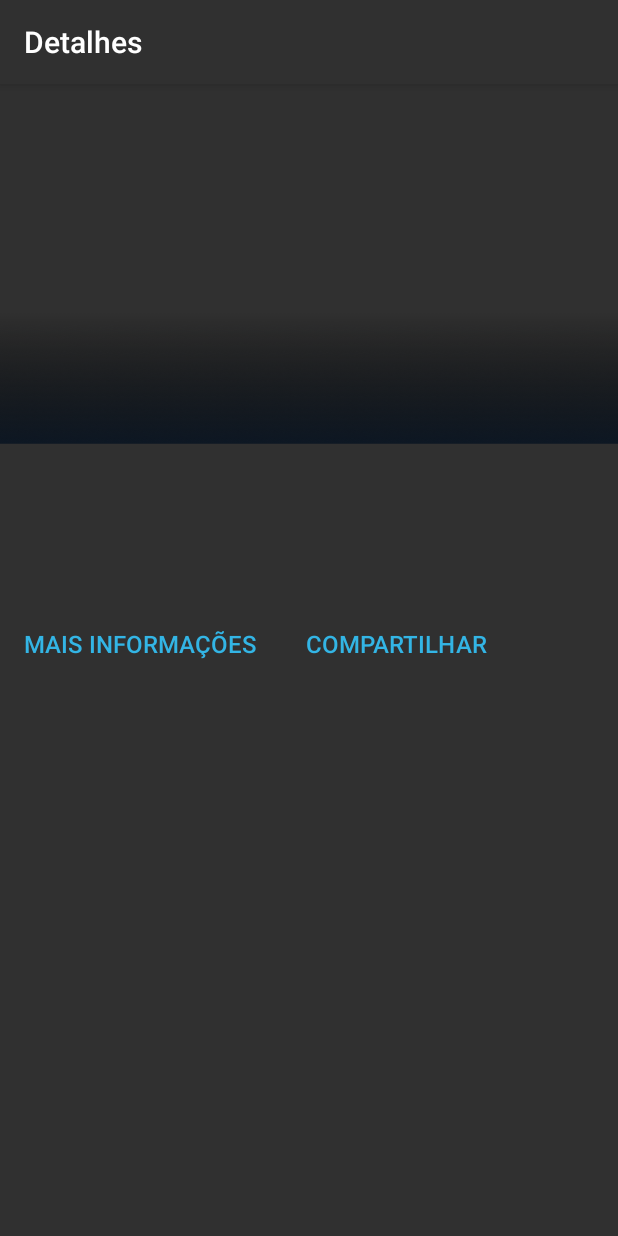
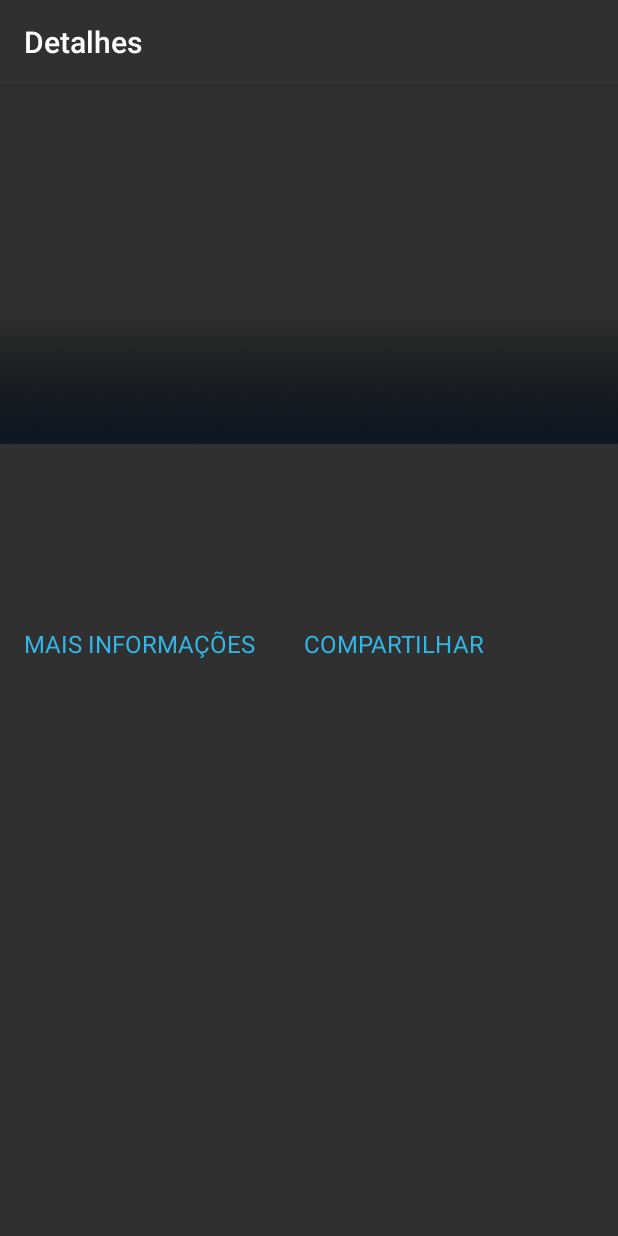
Before and after one commit to rsaless/SocialActions4Life, an Android app: the SocialActionDetailActivity screen opened directly, with no data from a screen before it, on a phone screen of 412 x 824 dp. Run offline under Robolectric (Android 15) with nearby library versions, the phone set to English and light mode, and no system bars; our stand-ins replace ButterKnife, Picasso; pictures from the network do not load; 1 statement that could not run was skipped.

Commit message:
Styles adicionados

```diff
--- a/app/src/main/res/layout/activity_social_action_detail.xml
+++ b/app/src/main/res/layout/activity_social_action_detail.xml
@@ -2,18 +2,14 @@
 <RelativeLayout
     xmlns:android="http://schemas.android.com/apk/res/android"
     xmlns:tools="http://schemas.android.com/tools"
-    android:layout_width="match_parent"
-    android:layout_height="match_parent">
+    style="@style/match_parent">
 
     <ScrollView
-        android:layout_width="match_parent"
-        android:layout_height="match_parent"
+        style="@style/match_parent"
         android:background="@color/almostBlack">
-        <!-- #2c3946 -->
 
         <RelativeLayout
-            android:layout_width="match_parent"
-            android:layout_height="match_parent">
+            style="@style/match_parent">
 
             <ImageView
                 android:id="@+id/image_view_header"
@@ -21,65 +17,41 @@
                 android:layout_height="240dp" />
 
             <ImageView
-                android:layout_width="match_parent"
-                android:layout_height="wrap_content"
+                style="@style/just_width"
                 android:layout_alignBottom="@id/image_view_header"
                 android:scaleType="fitXY"
                 android:src="@drawable/sombra_detalhes"/>
 
             <TextView
                 android:id="@+id/action_nome"
-                android:layout_width="match_parent"
-                android:layout_height="wrap_content"
+                style="@style/detail_text"
                 android:layout_below="@id/image_view_header"
-                android:layout_marginHorizontal="16dp"
-                android:layout_marginTop="15dp"
-                android:fontFamily="sans-serif-medium"
                 android:textAllCaps="true"
-                android:textColor="@android:color/white"
                 android:textSize="19sp"
                 tools:text="SOCIAL ACTION NAME"/>
 
             <TextView
                 android:id="@+id/action_description"
-                android:layout_width="match_parent"
-                android:layout_height="wrap_content"
+                style="@style/detail_text"
                 android:layout_below="@id/action_nome"
-                android:layout_marginHorizontal="16dp"
-                android:layout_marginTop="15dp"
-                android:fontFamily="sans-serif-light"
-                android:textColor="@android:color/white"
                 android:textSize="14sp"
                 tools:text="Descrição"/>
 
             <LinearLayout
-                android:layout_width="match_parent"
-                android:layout_height="wrap_content"
+                style="@style/just_width"
                 android:orientation="horizontal"
                 android:layout_marginTop="30dp"
                 android:layout_below="@id/action_description">
 
                 <TextView
                     android:id="@+id/info"
-                    android:layout_width="wrap_content"
-                    android:layout_height="wrap_content"
-                    android:padding="16dp"
-                    android:fontFamily="sans-serif-medium"
-                    android:textColor="@android:color/holo_blue_light"
-                    android:textSize="16sp"
-                    android:text="Mais informações"
-                    android:textAllCaps="true"/>
+                    android:text="@string/more_info"
+                    style="@style/detail.clickable"/>
 
                 <TextView
                     android:id="@+id/share"
-                    android:layout_width="wrap_content"
-                    android:layout_height="wrap_content"
-                    android:padding="16dp"
-                    android:fontFamily="sans-serif-medium"
-                    android:textColor="@android:color/holo_blue_light"
-                    android:textSize="16sp"
-                    android:text="Compartilhar"
-                    android:textAllCaps="true"/>
+                    android:text="@string/share"
+                    style="@style/detail.clickable"/>
             </LinearLayout>
 
         </RelativeLayout>
--- a/app/src/main/res/values-v16/styles.xml
+++ b/app/src/main/res/values-v16/styles.xml
@@ -6,4 +6,20 @@
         <item name="android:textColor">@color/holo_blue</item>
         <item name="android:textSize">16sp</item>
     </style>
+
+    <style name="menu_detail.clickable" parent="wrap_content">
+        <item name="android:padding">16dp</item>
+        <item name="android:fontFamily">sans-serif-medium</item>
+        <item name="android:textColor">@color/holo_blue</item>
+        <item name="android:textSize">16sp</item>
+        <item name="android:textAllCaps">true</item>
+    </style>
+
+    <style name="detail_text" parent="just_width">
+        <item name="android:paddingLeft">16dp</item>
+        <item name="android:paddingRight">16dp</item>
+        <item name="android:paddingTop">15dp</item>
+        <item name="android:textColor">@color/white</item>
+        <item name="android:fontFamily">sans-serif-light</item>
+    </style>
 </resources>
--- a/app/src/main/res/values/strings.xml
+++ b/app/src/main/res/values/strings.xml
@@ -1,4 +1,6 @@
 <resources>
     <string name="app_name">SocialActions4Life</string>
     <string name="acao_social">Ação Social</string>
+    <string name="share">Compartilhar</string>
+    <string name="more_info">Mais Informações</string>
 </resources>
--- a/app/src/main/res/values/styles.xml
+++ b/app/src/main/res/values/styles.xml
@@ -39,4 +39,51 @@
         <item name="android:textSize">16sp</item>
     </style>
 
+    <style name="splashscreen" parent="match_parent">
+        <item name="android:background">@color/almostBlack</item>
+        <item name="android:orientation">vertical</item>
+    </style>
+
+    <style name="image_wrap_center" parent="wrap_content">
+        <item name="android:layout_centerInParent">true</item>
+    </style>
+
+    <style name="progressbar" parent="splashscreen">
+        <item name="android:gravity">center</item>
+        <item name="android:visibility">gone</item>
+    </style>
+
+    <style name="list_item_text" parent="wrap_content">
+        <item name="android:paddingLeft">10dp</item>
+        <item name="android:paddingRight">10dp</item>
+        <item name="android:paddingTop">5dp</item>
+        <item name="android:paddingBottom">5dp</item>
+        <item name="android:textColor">@color/white</item>
+    </style>
+
+    <style name="list_item_text.single_line" parent="list_item_text">
+        <item name="android:maxLines">1</item>
+        <item name="android:singleLine">true</item>
+        <item name="android:ellipsize">end</item>
+    </style>
+
+    <style name="detail.clickable" parent="wrap_content">
+        <item name="android:padding">16dp</item>
+        <item name="android:textColor">@color/holo_blue</item>
+        <item name="android:textSize">16sp</item>
+        <item name="android:textAllCaps">true</item>
+    </style>
+
+    <style name="detail_text" parent="just_width">
+        <item name="android:paddingLeft">16dp</item>
+        <item name="android:paddingRight">16dp</item>
+        <item name="android:paddingTop">15dp</item>
+        <item name="android:textColor">@color/white</item>
+    </style>
+
+    <style name="just_width">
+        <item name="android:layout_width">match_parent</item>
+        <item name="android:layout_height">wrap_content</item>
+    </style>
+
 </resources>
```
Also changed, not shown: app/src/main/res/layout/activity_ota_splash_screen.xml (+2 -7 lines), app/src/main/res/layout/activity_splashscreen.xml (+2 -7 lines), app/src/main/res/layout/list_item.xml (+4 -17 lines), app/src/main/res/layout/progress_bar.xml (+1 -6 lines).
